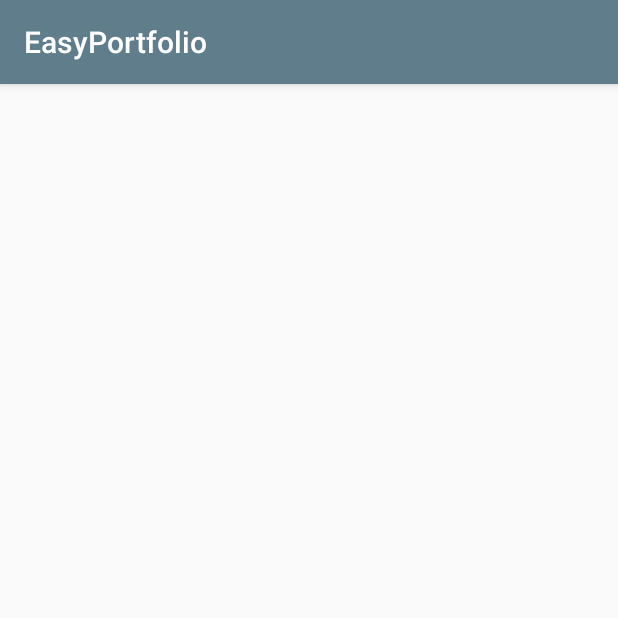
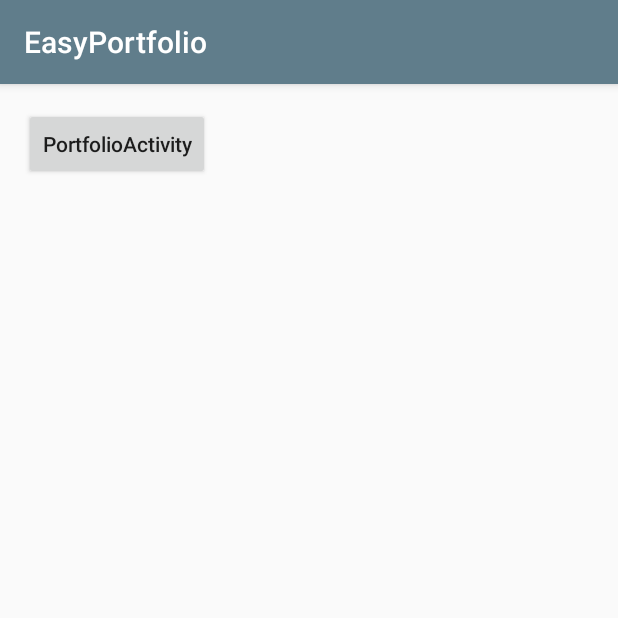
Before and after one commit to webianks/EasyPortfolio, an Android app: the screen it shows after launch (MainActivity), on a phone screen of 412 x 824 dp, the top half of it. Run offline under Robolectric (Android 15) with nearby library versions, the phone set to English and light mode, and no system bars.

```diff
--- a/app/src/main/java/com/webianks/demo/easyportfolio/MainActivity.java
+++ b/app/src/main/java/com/webianks/demo/easyportfolio/MainActivity.java
@@ -2,6 +2,7 @@ package com.webianks.demo.easyportfolio;
 
 import android.support.v7.app.AppCompatActivity;
 import android.os.Bundle;
+import android.view.View;
 
 public class MainActivity extends AppCompatActivity {
 
@@ -10,4 +11,9 @@ public class MainActivity extends AppCompatActivity {
         super.onCreate(savedInstanceState);
         setContentView(R.layout.activity_main);
     }
+
+
+    public void onClickPortfolio(View view) {
+
+    }
 }
--- a/app/src/main/res/layout/activity_main.xml
+++ b/app/src/main/res/layout/activity_main.xml
@@ -1,10 +1,16 @@
 <?xml version="1.0" encoding="utf-8"?>
 <RelativeLayout xmlns:android="http://schemas.android.com/apk/res/android"
-    xmlns:app="http://schemas.android.com/apk/res-auto"
     xmlns:tools="http://schemas.android.com/tools"
     android:layout_width="match_parent"
     android:layout_height="match_parent"
     tools:context="com.webianks.demo.easyportfolio.MainActivity">
 
+    <Button
+        android:layout_width="wrap_content"
+        android:layout_height="wrap_content"
+        android:textAllCaps="false"
+        android:layout_margin="16dp"
+        android:onClick="onClickPortfolio"
+        android:text="PortfolioActivity" />
 
 </RelativeLayout>
--- a/build.gradle
+++ b/build.gradle
@@ -5,7 +5,7 @@ buildscript {
         jcenter()
     }
     dependencies {
-        classpath 'com.android.tools.build:gradle:2.4.0-alpha6'
+        classpath 'com.android.tools.build:gradle:2.4.0-alpha7'
 
         // NOTE: Do not place your application dependencies here; they belong
         // in the individual module build.gradle files
--- /dev/null
+++ b/easy-portfolio/src/main/res/layout/portfolio_activity.xml
@@ -0,0 +1,6 @@
+<?xml version="1.0" encoding="utf-8"?>
+<LinearLayout xmlns:android="http://schemas.android.com/apk/res/android"
+    android:orientation="vertical" android:layout_width="match_parent"
+    android:layout_height="match_parent">
+
+</LinearLayout>
```
Also changed, not shown: easy-portfolio/src/main/java/com/webianks/library/easyportfolio/EasyPortfolio.java (added, +8 -0 lines), easy-portfolio/src/main/java/com/webianks/library/easyportfolio/PortfolioActivity.java (added, +18 -0 lines).
